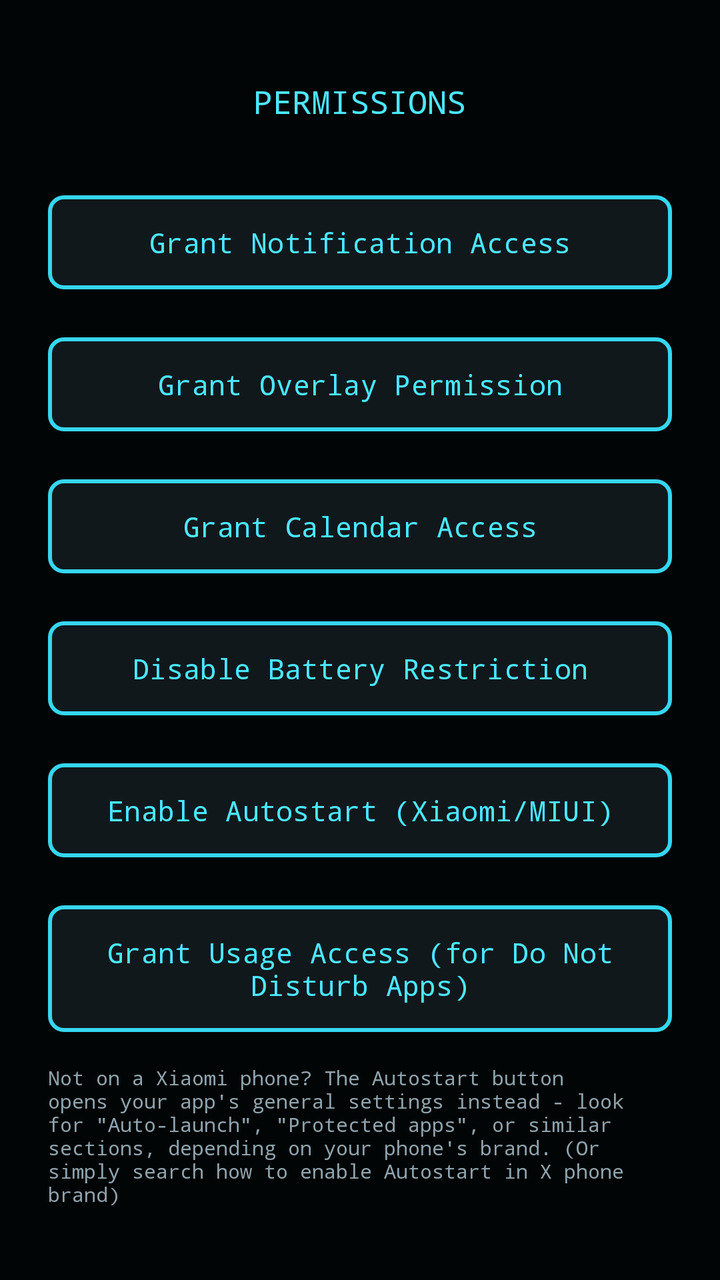
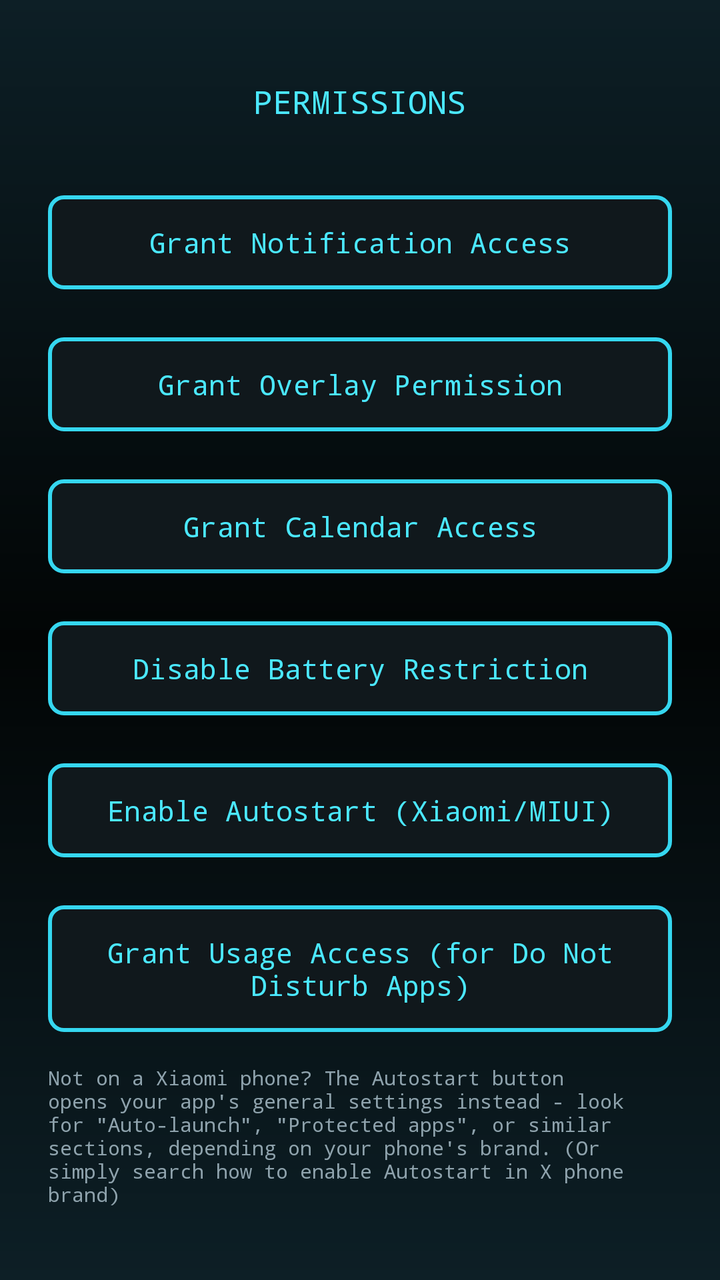

An Android layout rendered at two revisions. The XML below is the earlier revision; the diff shows what the commit changed to produce the second picture.
<!-- AndroidManifest.xml: application theme Theme.PrescriptBeeper -->
<!-- res/layout/activity_permissions.xml -->
<?xml version="1.0" encoding="utf-8"?>
<LinearLayout xmlns:android="http://schemas.android.com/apk/res/android"
    android:layout_width="match_parent"
    android:layout_height="match_parent"
    android:orientation="vertical"
    android:gravity="top|center_horizontal"
    android:fitsSystemWindows="true"
    android:padding="24dp"
    android:background="#020505">

    <TextView
        android:layout_width="wrap_content"
        android:layout_height="wrap_content"
        android:text="PERMISSIONS"
        android:textColor="#4be8ff"
        android:textSize="16sp"
        android:fontFamily="monospace"
        android:layout_marginTop="16dp"
        android:layout_marginBottom="32dp" />

    <Button
        android:id="@+id/btnNotifAccess"
        android:layout_width="match_parent"
        android:layout_height="wrap_content"
        android:text="Grant Notification Access"
        android:layout_marginBottom="16dp" />

    <Button
        android:id="@+id/btnOverlayPermission"
        android:layout_width="match_parent"
        android:layout_height="wrap_content"
        android:text="Grant Overlay Permission"
        android:layout_marginBottom="16dp" />

    <Button
        android:id="@+id/btnCalendarAccess"
        android:layout_width="match_parent"
        android:layout_height="wrap_content"
        android:text="Grant Calendar Access" />

    <Button
        android:id="@+id/btnBatteryOptimization"
        android:layout_width="match_parent"
        android:layout_height="wrap_content"
        android:text="Disable Battery Restriction"
        android:layout_marginTop="16dp" />

    <Button
        android:id="@+id/btnAutostart"
        android:layout_width="match_parent"
        android:layout_height="wrap_content"
        android:text="Enable Autostart (Xiaomi/MIUI)"
        android:layout_marginTop="16dp" />

    <Button
        android:id="@+id/btnUsageAccess"
        android:layout_width="match_parent"
        android:layout_height="wrap_content"
        android:text="Grant Usage Access (for Do Not Disturb Apps)"
        android:layout_marginTop="16dp" />

    <TextView
        android:layout_width="match_parent"
        android:layout_height="wrap_content"
        android:text="Not on a Xiaomi phone? The Autostart button opens your app\'s general settings instead - look for &quot;Auto-launch&quot;, &quot;Protected apps&quot;, or similar sections, depending on your phone\'s brand. (Or simply search how to enable Autostart in X phone brand)"
        android:textColor="#8fa3ad"
        android:textSize="10sp"
        android:fontFamily="monospace"
        android:layout_marginTop="12dp" />

</LinearLayout>
<!-- resources referenced by this layout -->
<resources>
  <style name="Theme.PrescriptBeeper" parent="Base.Theme.PrescriptBeeper">
          <item name="materialButtonStyle">@style/Widget.PrescriptBeeper.Button</item>
      </style>
  <style name="Base.Theme.PrescriptBeeper" parent="Theme.Material3.DayNight.NoActionBar">
          
      </style>
  <style name="Widget.PrescriptBeeper.Button" parent="Widget.Material3.Button.OutlinedButton">
          <item name="backgroundTint">#10181c</item>
          <item name="strokeColor">#35d7f0</item>
          <item name="strokeWidth">2dp</item>
          <item name="cornerRadius">8dp</item>
          <item name="android:textColor">#4be8ff</item>
          <item name="android:fontFamily">monospace</item>
          <item name="android:textAllCaps">false</item>
          <item name="android:paddingTop">14dp</item>
          <item name="android:paddingBottom">14dp</item>
      </style>
</resources>

<!-- the commit's change to res/layout/activity_permissions.xml (unified diff, before → after) -->
@@ -6,7 +6,7 @@
     android:gravity="top|center_horizontal"
     android:fitsSystemWindows="true"
     android:padding="24dp"
-    android:background="#020505">
+    android:background="@drawable/bg_app_wallpaper">
 
     <TextView
         android:layout_width="wrap_content"
<!-- resource entries referenced after the edit -->
@@ -1,5 +1,16 @@
 <!-- resources referenced by this layout -->
 <resources>
+  <!-- drawable bg_app_wallpaper (drawable) -->
+  <?xml version="1.0" encoding="utf-8"?>
+  <shape xmlns:android="http://schemas.android.com/apk/res/android">
+      <gradient
+          android:type="linear"
+          android:angle="90"
+          android:startColor="#0d1f26"
+          android:centerColor="#020505"
+          android:endColor="#0d1f26"
+          android:centerY="0.5" />
+  </shape>
   <style name="Theme.PrescriptBeeper" parent="Base.Theme.PrescriptBeeper">
           <item name="materialButtonStyle">@style/Widget.PrescriptBeeper.Button</item>
       </style>
